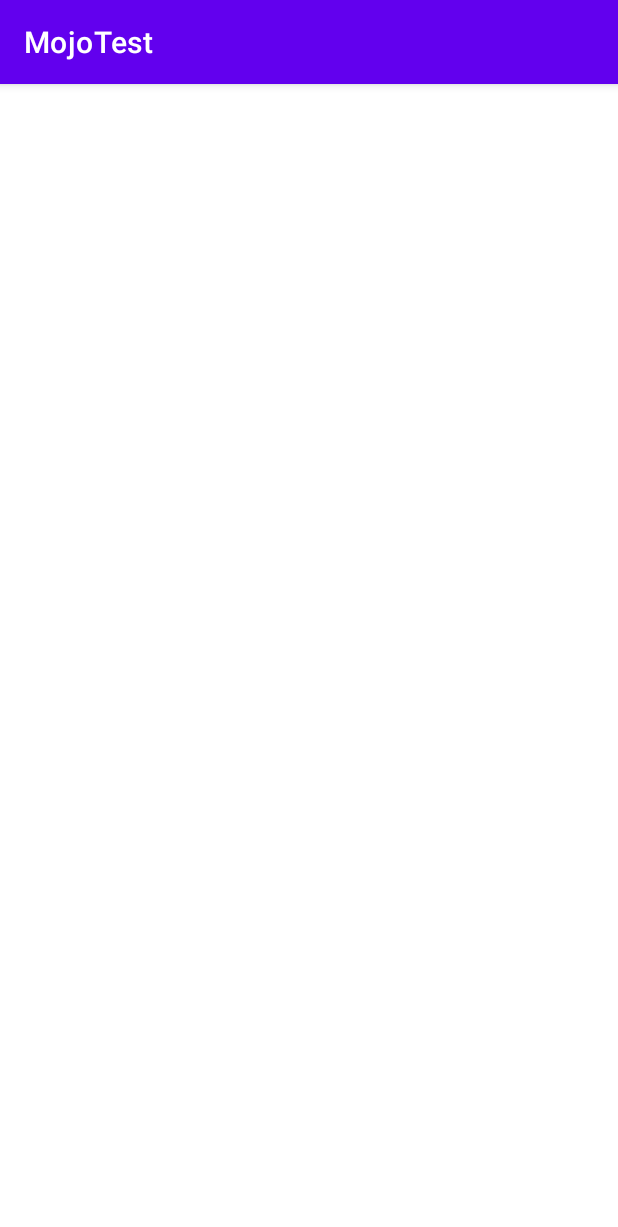
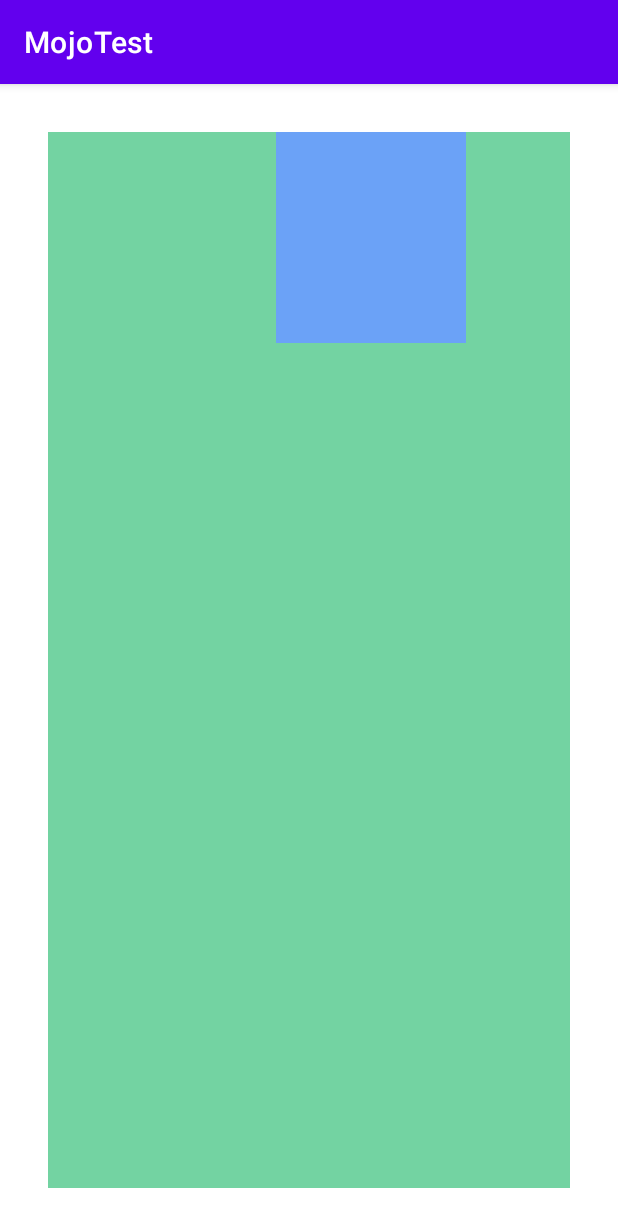
Before and after one commit to CyrilFind/mojotest, an Android app: the screen it shows after launch (MainActivity), on a phone screen of 412 x 824 dp. Shown: the top 1227 px of the screen. Run offline under Robolectric (Android 15) with nearby library versions, the phone set to English and light mode, and no system bars.

```diff
--- a/app/src/main/java/io/cyrilfind/mojotest/OverlayView.kt
+++ b/app/src/main/java/io/cyrilfind/mojotest/OverlayView.kt
@@ -5,9 +5,9 @@ import android.graphics.Canvas
 import android.graphics.Color
 import android.graphics.Paint
 import android.graphics.Rect
-import android.graphics.drawable.Drawable
 import android.util.AttributeSet
 import android.view.View
+import kotlin.math.roundToInt
 
 /**
  * TODO: document your custom view class.
@@ -16,11 +16,9 @@ class OverlayView @JvmOverloads constructor(
     context: Context, attrs: AttributeSet? = null, defStyleAttr: Int = 0
 ) : View(context, attrs, defStyleAttr) {
 
-    var overlay: Overlay = Overlay(0f, 0f, backgroundColor =  "#FF00FF")
+    var overlay: Overlay = Overlay(0f, 0f, backgroundColor = "#FF00FF")
 
-    override fun onDraw(canvas: Canvas) {
-        super.onDraw(canvas)
-
+    private fun Canvas.draw(overlay: Overlay) {
         // TODO: consider storing these as member variables to reduce
         // allocations per draw cycle.
         val paddingLeft = paddingLeft
@@ -31,21 +29,23 @@ class OverlayView @JvmOverloads constructor(
         val contentWidth = width - paddingLeft - paddingRight
         val contentHeight = height - paddingTop - paddingBottom
 
-        with(overlay) {
-            canvas.drawRect(
+        drawRect(
             Rect(
                 paddingLeft,
                 paddingTop,
-                    paddingLeft + contentWidth,
-                    paddingTop + contentHeight
+                paddingLeft + (contentWidth * overlay.width).roundToInt(),
+                paddingTop + (contentHeight * overlay.height).roundToInt()
             ),
             Paint().apply {
-                    color = Color.parseColor(backgroundColor);
+                color = Color.parseColor(overlay.backgroundColor);
                 style = Paint.Style.FILL
             }
-
         )
+        overlay.children.forEach { child -> draw(child) }
     }
 
+    override fun onDraw(canvas: Canvas) {
+        super.onDraw(canvas)
+        canvas.draw(overlay)
     }
 }
```
Lines whose indentation alone changed are shown as unchanged.
